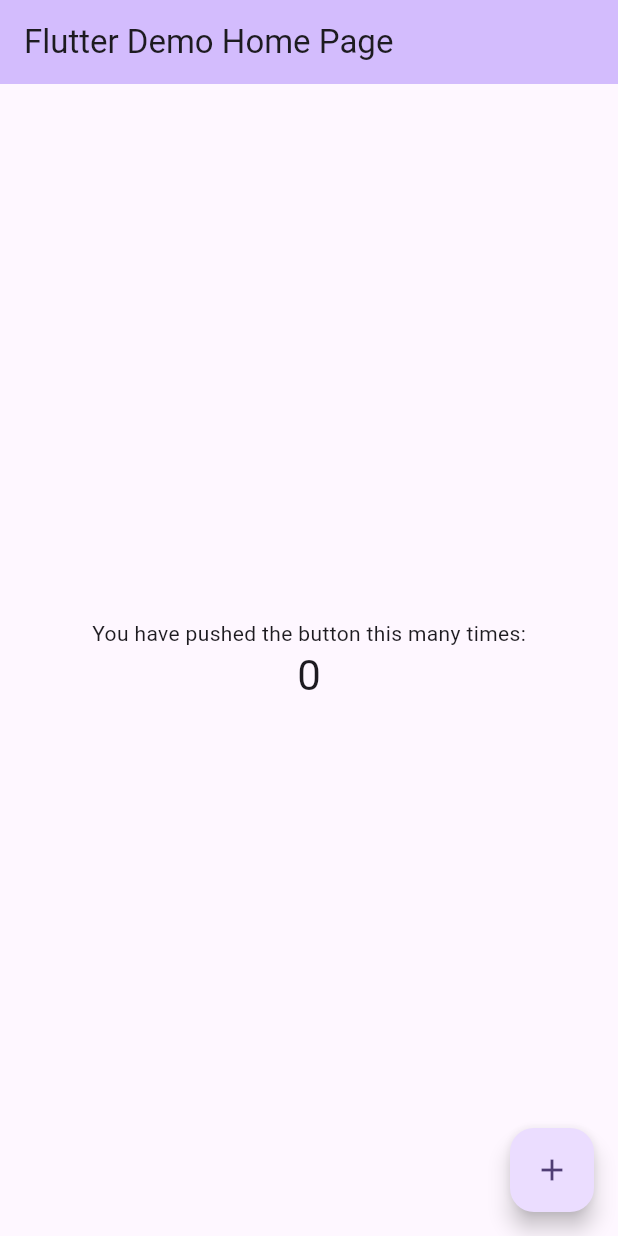
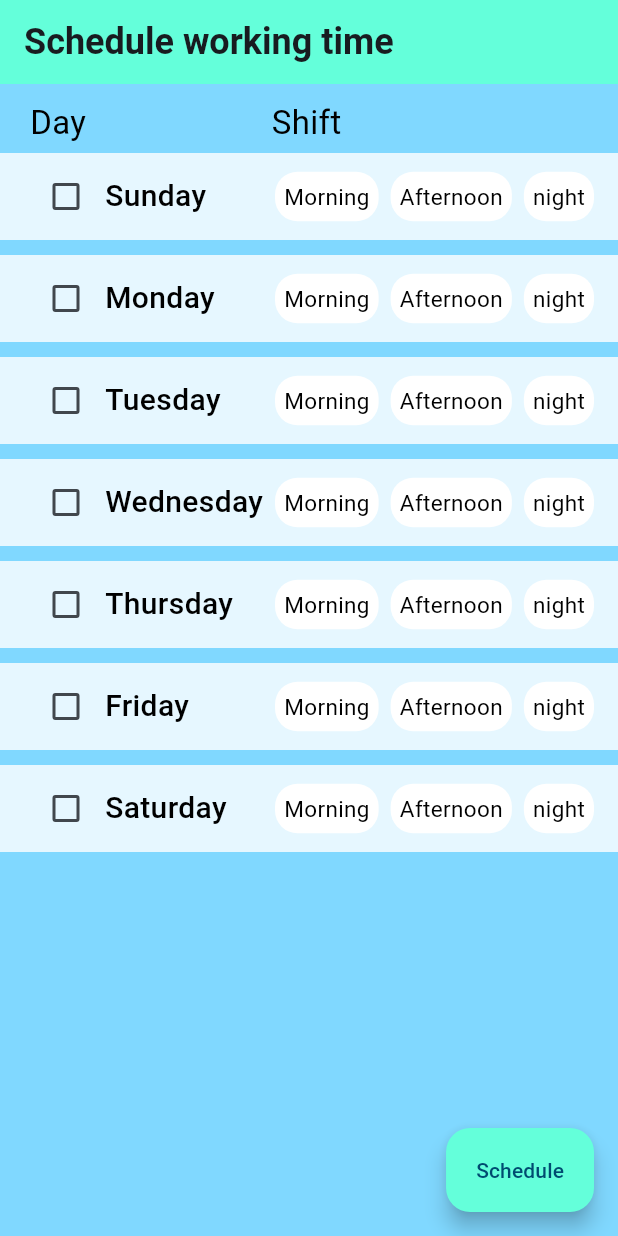
Before and after one commit to najeebnaju512/grapes_interview_task_flutter, a Flutter app: the screen it shows after launch, on a phone screen of 412 x 824 dp. Run offline on Flutter 3.47's test engine with Material 3 defaults, Android fonts, the phone set to English and light mode, and no system bars.

Commit message:
funcitonalities completed

```diff
--- /dev/null
+++ b/lib/controller/screen_controller.dart
@@ -0,0 +1,79 @@
+import 'package:flutter/material.dart';
+
+class DataController extends ChangeNotifier {
+  static bool Morning = false;
+  static bool Afternoon = false;
+  static bool Night = false;
+  List<Map<String, dynamic>> selectedItemsList = [];
+  // List Schedule = [
+
+  // ];
+
+  List<Map<String, dynamic>> data = [
+    {
+      "Sunday": Shifts(),
+      "isSelected": false,
+    },
+    {
+      "Monday": Shifts(),
+      "isSelected": false,
+    },
+    {
+      "Tuesday": Shifts(),
+      "isSelected": false,
+    },
+    {
+      "Wednesday": Shifts(),
+      "isSelected": false,
+    },
+    {
+      "Thursday": Shifts(),
+      "isSelected": false,
+    },
+    {
+      "Friday": Shifts(),
+      "isSelected": false,
+    },
+    {
+      "Saturday": Shifts(),
+      "isSelected": false,
+    }
+  ];
+  updateDaySelection(int index) {
+    data[index]["isSelected"] = !data[index]["isSelected"];
+
+    if (data[index]["isSelected"] == true) {
+      data[index][data[index].entries.first.key] =
+          Shifts(morning: true, afternoon: true, night: true);
+    } else {
+      data[index][data[index].entries.first.key] = Shifts();
+    }
+    notifyListeners();
+  }
+
+  onShiftSelection(int index, Shifts shifts) {
+    data[index][data[index].entries.first.key] = shifts;
+    if (shifts.afternoon || shifts.morning || shifts.night) {
+      data[index]["isSelected"] = true;
+    } else {
+      data[index]["isSelected"] = false;
+    }
+    notifyListeners();
+  }
+
+  getSelectedItems() {
+    selectedItemsList =
+        data.where((element) => element["isSelected"] == true).toList();
+    print(selectedItemsList.length);
+
+    notifyListeners();
+  }
+}
+
+class Shifts {
+  bool morning;
+  bool afternoon;
+  bool night;
+
+  Shifts({this.morning = false, this.afternoon = false, this.night = false});
+}
--- a/lib/main.dart
+++ b/lib/main.dart
@@ -1,7 +1,17 @@
 import 'package:flutter/material.dart';
+import 'package:grapes_inov_test/controller/screen_controller.dart';
+import 'package:provider/provider.dart';
+
+import 'view/home_screen.dart';
 
 void main() {
-  runApp(const MyApp());
+  runApp(MultiProvider(providers: [
+    ChangeNotifierProvider(
+      create: (context) => DataController(),
+    )
+  ],
+  child: MyApp(),
+  ));
 }
 
 class MyApp extends StatelessWidget {
@@ -11,115 +21,13 @@
   @override
   Widget build(BuildContext context) {
     return MaterialApp(
-      title: 'Flutter Demo',
+      title: 'Grapes Test',
+      debugShowCheckedModeBanner: false,
       theme: ThemeData(
-        // This is the theme of your application.
-        //
-        // TRY THIS: Try running your application with "flutter run". You'll see
-        // the application has a purple toolbar. Then, without quitting the app,
-        // try changing the seedColor in the colorScheme below to Colors.green
-        // and then invoke "hot reload" (save your changes or press the "hot
-        // reload" button in a Flutter-supported IDE, or press "r" if you used
-        // the command line to start the app).
-        //
-        // Notice that the counter didn't reset back to zero; the application
-        // state is not lost during the reload. To reset the state, use hot
-        // restart instead.
-        //
-        // This works for code too, not just values: Most code changes can be
-        // tested with just a hot reload.
-        colorScheme: ColorScheme.fromSeed(seedColor: Colors.deepPurple),
+        colorScheme: ColorScheme.fromSeed(seedColor: Colors.lightBlue),
         useMaterial3: true,
       ),
-      home: const MyHomePage(title: 'Flutter Demo Home Page'),
+      home: const HomeScreen(),
     );
   }
 }
-
-class MyHomePage extends StatefulWidget {
-  const MyHomePage({super.key, required this.title});
-
-  // This widget is the home page of your application. It is stateful, meaning
-  // that it has a State object (defined below) that contains fields that affect
-  // how it looks.
-
-  // This class is the configuration for the state. It holds the values (in this
-  // case the title) provided by the parent (in this case the App widget) and
-  // used by the build method of the State. Fields in a Widget subclass are
-  // always marked "final".
-
-  final String title;
-
-  @override
-  State<MyHomePage> createState() => _MyHomePageState();
-}
-
-class _MyHomePageState extends State<MyHomePage> {
-  int _counter = 0;
-
-  void _incrementCounter() {
-    setState(() {
-      // This call to setState tells the Flutter framework that something has
-      // changed in this State, which causes it to rerun the build method below
-      // so that the display can reflect the updated values. If we changed
-      // _counter without calling setState(), then the build method would not be
-      // called again, and so nothing would appear to happen.
-      _counter++;
-    });
-  }
-
-  @override
-  Widget build(BuildContext context) {
-    // This method is rerun every time setState is called, for instance as done
-    // by the _incrementCounter method above.
-    //
-    // The Flutter framework has been optimized to make rerunning build methods
-    // fast, so that you can just rebuild anything that needs updating rather
-    // than having to individually change instances of widgets.
-    return Scaffold(
-      appBar: AppBar(
-        // TRY THIS: Try changing the color here to a specific color (to
-        // Colors.amber, perhaps?) and trigger a hot reload to see the AppBar
-        // change color while the other colors stay the same.
-        backgroundColor: Theme.of(context).colorScheme.inversePrimary,
-        // Here we take the value from the MyHomePage object that was created by
-        // the App.build method, and use it to set our appbar title.
-        title: Text(widget.title),
-      ),
-      body: Center(
-        // Center is a layout widget. It takes a single child and positions it
-        // in the middle of the parent.
-        child: Column(
-          // Column is also a layout widget. It takes a list of children and
-          // arranges them vertically. By default, it sizes itself to fit its
-          // children horizontally, and tries to be as tall as its parent.
-          //
-          // Column has various properties to control how it sizes itself and
-          // how it positions its children. Here we use mainAxisAlignment to
-          // center the children vertically; the main axis here is the vertical
-          // axis because Columns are vertical (the cross axis would be
-          // horizontal).
-          //
-          // TRY THIS: Invoke "debug painting" (choose the "Toggle Debug Paint"
-          // action in the IDE, or press "p" in the console), to see the
-          // wireframe for each widget.
-          mainAxisAlignment: MainAxisAlignment.center,
-          children: <Widget>[
-            const Text(
-              'You have pushed the button this many times:',
-            ),
-            Text(
-              '$_counter',
-              style: Theme.of(context).textTheme.headlineMedium,
-            ),
-          ],
-        ),
-      ),
-      floatingActionButton: FloatingActionButton(
-        onPressed: _incrementCounter,
-        tooltip: 'Increment',
-        child: const Icon(Icons.add),
-      ), // This trailing comma makes auto-formatting nicer for build methods.
-    );
-  }
-}
--- /dev/null
+++ b/lib/view/home_screen.dart
@@ -0,0 +1,75 @@
+import 'package:flutter/material.dart';
+import 'package:grapes_inov_test/controller/screen_controller.dart';
+import 'package:grapes_inov_test/view/result_screen.dart';
+import 'package:grapes_inov_test/view/widget/tile_list.dart';
+import 'package:provider/provider.dart';
+
+class HomeScreen extends StatelessWidget {
+  const HomeScreen({super.key});
+
+  @override
+  Widget build(BuildContext context) {
+    var size = MediaQuery.of(context).size;
+    return SafeArea(
+        child: Scaffold(
+      backgroundColor: Colors.lightBlueAccent[100],
+      appBar: AppBar(
+        backgroundColor: Colors.tealAccent[200],
+        title: const Text(
+          "Schedule working time",
+          style: TextStyle(fontSize: 24, fontWeight: FontWeight.bold),
+        ),
+      ),
+      body: Column(
+        children: [
+          Padding(
+            padding: const EdgeInsets.only(left: 20, top: 10),
+            child: Row(
+              mainAxisAlignment: MainAxisAlignment.start,
+              children: [
+                const Text(
+                  "Day",
+                  style: TextStyle(
+                      fontSize: 22,
+                      fontWeight: FontWeight.w400,
+                      color: Colors.black),
+                ),
+                SizedBox(
+                  width: size.width * .3,
+                ),
+                const Text("Shift",
+                    style: TextStyle(
+                        fontSize: 22,
+                        fontWeight: FontWeight.w400,
+                        color: Colors.black))
+              ],
+            ),
+          ),
+          Consumer<DataController>(
+            builder: (context, dControl, child) {
+              return ListView.builder(
+                shrinkWrap: true,
+                physics: NeverScrollableScrollPhysics(),
+                itemCount: dControl.data.length,
+                itemBuilder: (context, index) {
+                  return TileList(
+                      index: index,
+                      days: dControl.data[index].entries.first.key,
+                      shifts: dControl.data[index].entries.first.value);
+                },
+              );
+            },
+          )
+        ],
+      ),
+      floatingActionButton: FloatingActionButton.extended(
+        backgroundColor: Colors.tealAccent[200],
+        onPressed: () {
+          Navigator.push(
+              context, MaterialPageRoute(builder: (context) => ResultScreen()));
+        },
+        label:  Center(child: Text("Schedule")),
+      ),
+    ));
+  }
+}
--- /dev/null
+++ b/lib/view/widget/tile_button.dart
@@ -0,0 +1,21 @@
+import 'package:flutter/material.dart';
+
+class TileButton extends StatelessWidget {
+  const TileButton(
+      {super.key, required this.text, this.buttonColor = Colors.white});
+  final String text;
+  final Color buttonColor;
+
+  @override
+  Widget build(BuildContext context) {
+    return Container(
+      padding: const EdgeInsets.symmetric(vertical: 6, horizontal: 6),
+      decoration: BoxDecoration(
+          color: buttonColor, borderRadius: BorderRadius.circular(15)),
+      child: Text(
+        text,
+        style: const TextStyle(fontSize: 15, color: Colors.black),
+      ),
+    );
+  }
+}
--- /dev/null
+++ b/lib/view/widget/tile_list.dart
@@ -0,0 +1,98 @@
+import 'package:flutter/material.dart';
+import 'package:grapes_inov_test/controller/screen_controller.dart';
+import 'package:provider/provider.dart';
+
+import 'tile_button.dart';
+
+class TileList extends StatelessWidget {
+  TileList(
+      {super.key,
+      required this.days,
+      required this.shifts,
+      required this.index});
+  final String days;
+
+  final Shifts shifts;
+
+  final int index;
+
+  @override
+  Widget build(BuildContext context) {
+    return Consumer<DataController>(
+      builder: (_, controller, __) => Container(
+        padding: const EdgeInsets.only(top: 5, bottom: 5, left: 20, right: 16),
+        margin: const EdgeInsets.symmetric(vertical: 5),
+        decoration: BoxDecoration(color: Colors.white.withOpacity(.8)),
+        child: Row(children: [
+          Row(
+            children: [
+              Checkbox(
+                value: controller.data[index]["isSelected"],
+                onChanged: (value) {
+                  controller.updateDaySelection(index);
+                },
+              ),
+              SizedBox(width: 2),
+              Text(
+                days,
+                style: TextStyle(
+                    fontSize: 20,
+                    fontWeight: FontWeight.w500,
+                    color: Colors.black),
+              ),
+            ],
+          ),
+          Spacer(),
+          Row(
+            children: [
+              GestureDetector(
+                  onTap: () {
+                    controller.onShiftSelection(
+                        index,
+                        Shifts(
+                          morning: !shifts.morning,
+                          afternoon: shifts.afternoon,
+                          night: shifts.night,
+                        ));
+                  },
+                  child: TileButton(
+                    text: "Morning",
+                    buttonColor: shifts.morning ? Colors.blue : Colors.white,
+                  )),
+              SizedBox(width: 8),
+              GestureDetector(
+                  onTap: () {
+                    controller.onShiftSelection(
+                        index,
+                        Shifts(
+                          morning: shifts.morning,
+                          afternoon: !shifts.afternoon,
+                          night: shifts.night,
+                        ));
+                  },
+                  child: TileButton(
+                    text: "Afternoon",
+                    buttonColor: shifts.afternoon ? Colors.blue : Colors.white,
+                  )),
+              SizedBox(width: 8),
+              GestureDetector(
+                  onTap: () {
+                    controller.onShiftSelection(
+                        index,
+                        Shifts(
+                          morning: shifts.morning,
+                          afternoon: shifts.afternoon,
+                          night: !shifts.night,
+                        ));
+                  },
+                  child: TileButton(
+                    text: "night",
+                    buttonColor: shifts.night ? Colors.blue : Colors.white,
+                  )),
+            ],
+          ),
+        ]),
+      ),
+    );
+  }
+}
--- a/pubspec.yaml
+++ b/pubspec.yaml
@@ -1,4 +1,4 @@
-name: grapes_interview_task_flutter
+name: grapes_inov_test
 description: "A new Flutter project."
 # The following line prevents the package from being accidentally published to
 # pub.dev using `flutter pub publish`. This is preferred for private packages.
@@ -19,7 +19,7 @@ publish_to: 'none' # Remove this line if you wish to publish to pub.dev
 version: 1.0.0+1
 
 environment:
-  sdk: '>=3.5.0-131.0.dev <4.0.0'
+  sdk: '>=3.3.4 <4.0.0'
 
 # Dependencies specify other packages that your package needs in order to work.
 # To automatically upgrade your package dependencies to the latest versions
@@ -35,6 +35,7 @@ dependencies:
   # The following adds the Cupertino Icons font to your application.
   # Use with the CupertinoIcons class for iOS style icons.
   cupertino_icons: ^1.0.6
+  provider: ^6.1.2
 
 dev_dependencies:
   flutter_test:
```
Also changed, not shown: lib/view/result_screen.dart (added, +123 -0 lines), pubspec.lock.
